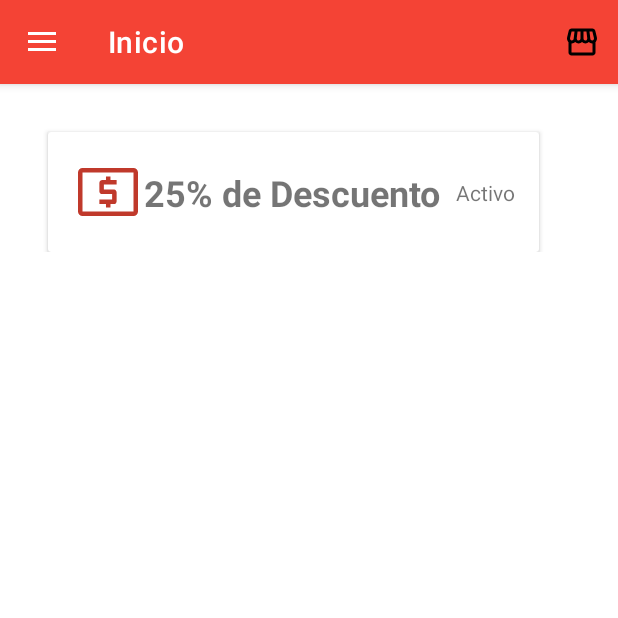
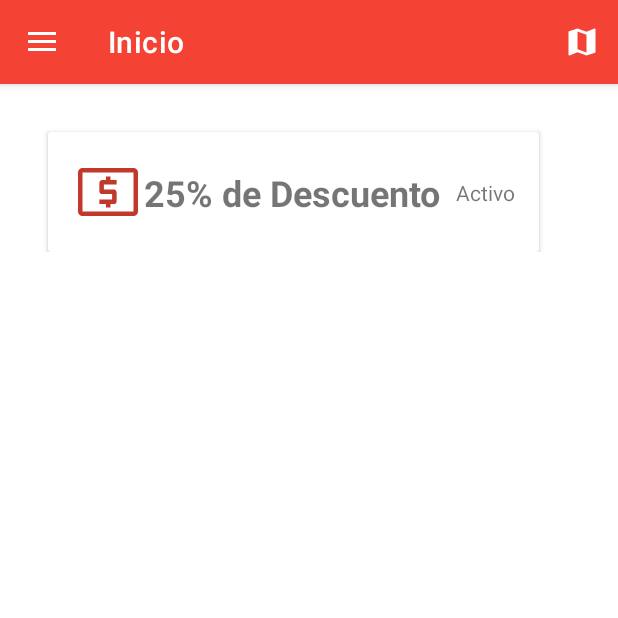
Before and after one commit to EmilianoGMX/ProyectoFinal, an Android app: the DrawerActivity screen opened directly, with no data from a screen before it, on a phone screen of 412 x 824 dp, the top half of it. Run offline under Robolectric (Android 15) with nearby library versions, the phone set to English and light mode, and no system bars; our stand-ins replace navigation-ui.

Commit message:
Mapas y Lector QR

```diff
--- a/app/src/main/res/menu/drawer.xml
+++ b/app/src/main/res/menu/drawer.xml
@@ -3,7 +3,7 @@
     xmlns:app="http://schemas.android.com/apk/res-auto">
     <item
         android:id="@+id/cam"
-        android:icon="@drawable/ic_store"
+        android:icon="@drawable/ic_baseline_map_24"
         android:title="tiendas"
         app:showAsAction="ifRoom" />
 </menu>
```
